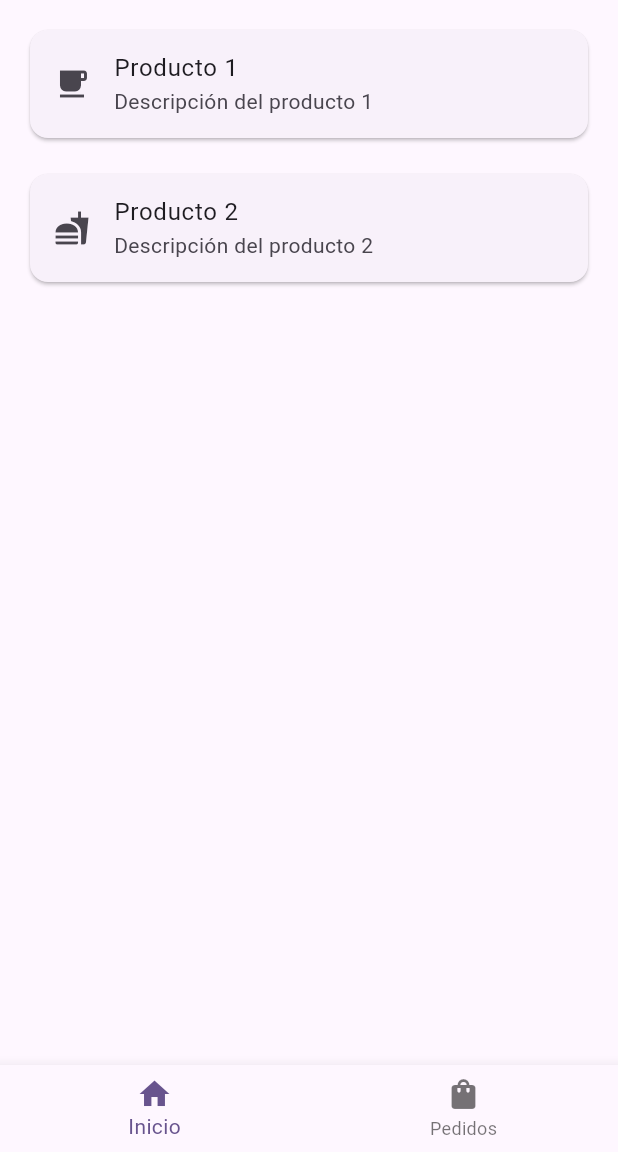
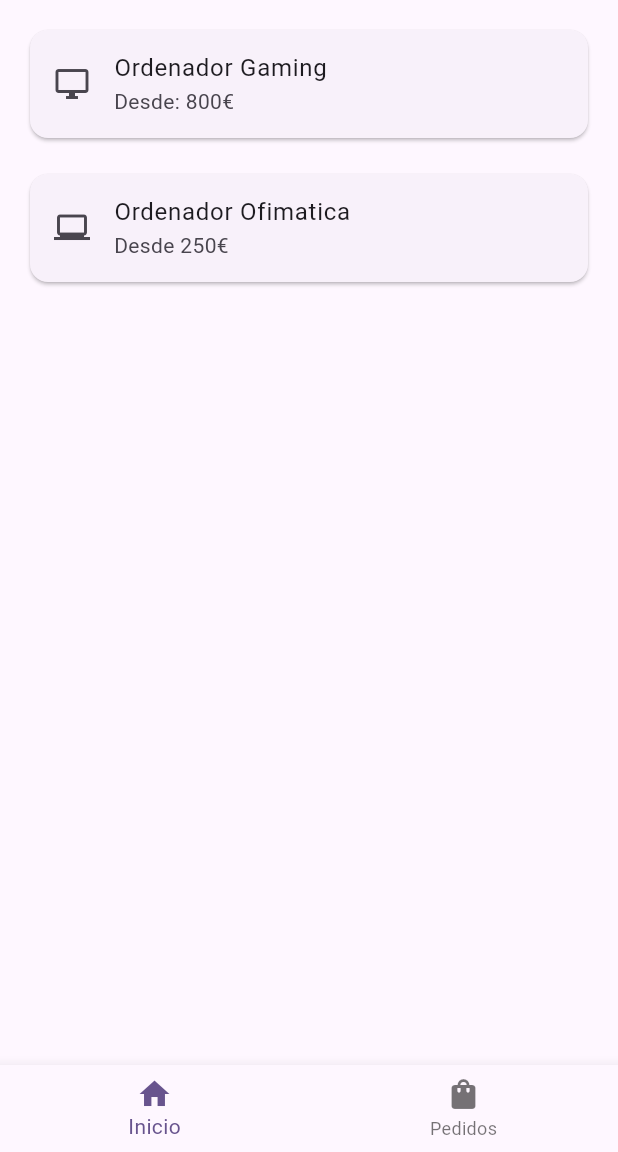
Before and after one commit to AlexMr08/practica4, a Flutter app: the screen it shows after launch, on a phone screen of 412 x 824 dp, the part 84-1236 px from its top. Run offline on Flutter 3.47's test engine with Material 3 defaults, Android fonts, the phone set to English and light mode, and no system bars.

Commit message:
He cambiado los iconos y he añadido las variaciones entre el ordenador de ofimatica y el gaming. He creado una clase ordenador, es la clase que usaremos tanto en el builder como en el decorator (el decorador añade un atributo descuento). Las piezas estaran dentro del json del ordenador, pero no hace falta que tengan su propia "tabla"

```diff
--- a/lib/main.dart
+++ b/lib/main.dart
@@ -32,10 +32,7 @@ class MyHomePage extends StatefulWidget {
 class _MyHomePageState extends State<MyHomePage> {
   int _paginaActual = 0;
 
-  final List<Widget> _pages = [
-    InicioPage(),
-    Center(child: Text('Pedidos', style: TextStyle(fontSize: 24))),
-  ];
+  final List<Widget> _pages = [InicioPage(), PedidosPage()];
 
   @override
   Widget build(BuildContext context) {
@@ -45,12 +42,16 @@ class _MyHomePageState extends State<MyHomePage> {
         title: Text(widget.title),
       ),
       body: _pages[_paginaActual],
-      bottomNavigationBar: BottomNavigationBar(currentIndex: _paginaActual,
+      bottomNavigationBar: BottomNavigationBar(
+        currentIndex: _paginaActual,
         items: const [
           BottomNavigationBarItem(icon: Icon(Icons.home), label: "Inicio"),
-        BottomNavigationBarItem(icon: Icon(Icons.shopping_bag), label: "Pedidos"),
+          BottomNavigationBarItem(
+            icon: Icon(Icons.shopping_bag),
+            label: "Pedidos",
+          ),
         ],
-        onTap: (int index){
+        onTap: (int index) {
           setState(() {
             _paginaActual = index;
           });
@@ -77,23 +78,24 @@ class InicioPage extends StatelessWidget {
       padding: const EdgeInsets.all(16),
       children: [
         GestureDetector(
-          onTap: () => _navigateToPersonalizacion(context, 'Producto 1'),
+          onTap: () => _navigateToPersonalizacion(context, 'ordenador gaming'),
           child: Card(
             child: ListTile(
-              leading: Icon(Icons.local_cafe),
-              title: Text('Producto 1'),
-              subtitle: Text('Descripción del producto 1'),
+              leading: Icon(Icons.desktop_windows_outlined),
+              title: Text('Ordenador Gaming'),
+              subtitle: Text('Desde: 800€'),
             ),
           ),
         ),
         SizedBox(height: 16),
         GestureDetector(
-          onTap: () => _navigateToPersonalizacion(context, 'Producto 2'),
+          onTap:
+              () => _navigateToPersonalizacion(context, 'ordenador ofimatica'),
           child: Card(
             child: ListTile(
-              leading: Icon(Icons.fastfood),
-              title: Text('Producto 2'),
-              subtitle: Text('Descripción del producto 2'),
+              leading: Icon(Icons.laptop_windows_outlined),
+              title: Text('Ordenador Ofimatica'),
+              subtitle: Text('Desde 250€'),
             ),
           ),
         ),
@@ -114,47 +116,76 @@ class PedidosPage extends StatelessWidget {
 class PersonalizacionPage extends StatefulWidget {
   final String producto;
 
-  const PersonalizacionPage({Key? key, required this.producto}) : super(key: key);
+  const PersonalizacionPage({Key? key, required this.producto})
+    : super(key: key);
 
   @override
   _PersonalizacionPageState createState() => _PersonalizacionPageState();
 }
 
 class _PersonalizacionPageState extends State<PersonalizacionPage> {
-  String? _opcion1;
-  String? _opcion2;
-  String? _opcion3;
+  Pieza? _opcion1;
+  Pieza? _opcion2;
+  Pieza? _opcion3;
+  Pieza? _opcion4;
   int? _radioValue = 1;
 
   late OpcionesProducto opciones;
 
   final Map<String, OpcionesProducto> opcionesPorProducto = {
-    'Producto 1': OpcionesProducto(
-      icon: Icons.local_cafe,
-      opcion1: ['A', 'B', 'C'],
-      opcion2: ['A', 'B'],
-      opcion3: ['A','B']
+    'ordenador gaming': OpcionesProducto(
+      Icons.desktop_windows_outlined,
+      [
+        Pieza(id: 1, nombre: 'Ryzen 5 9600x', tipo: 'procesador', precio: 100),
+        Pieza(id: 2, nombre: 'Ryzen 7 9800x', tipo: 'procesador', precio: 300),
+        Pieza(id: 3, nombre: 'Ryzen 9 9900x', tipo: 'procesador', precio: 500),
+      ],
+      [
+        Pieza(id: 1, nombre: '16GB', tipo: 'RAM', precio: 100),
+        Pieza(id: 2, nombre: '32GB', tipo: 'RAM', precio: 150),
+      ],
+      [
+        Pieza(id: 1, nombre: '500GB', tipo: 'almacenamientp', precio: 100),
+        Pieza(id: 2, nombre: '1TB', tipo: 'almacenamiento', precio: 100),
+      ],
+      [
+        Pieza(id: 1, nombre: 'RTX 5080', tipo: 'grafica', precio: 300),
+        Pieza(id: 2, nombre: 'RX 9070XT', tipo: 'grafica', precio: 250),
+      ],
     ),
-    'Producto 2': OpcionesProducto(
-      icon: Icons.fastfood,
-      opcion1: ['A', 'B'],
-      opcion2: ['A', 'B'],
-      opcion3: ['A', 'B', 'C'],
-    )
+    'ordenador ofimatica': OpcionesProducto(
+      Icons.laptop_windows_outlined,
+      [
+        Pieza(id: 1, nombre: 'Ryzen 5 9600x', tipo: 'procesador', precio: 100),
+        Pieza(id: 2, nombre: 'Ryzen 5 9600x', tipo: 'procesador', precio: 100),
+        Pieza(id: 3, nombre: 'Ryzen 5 9600x', tipo: 'procesador', precio: 100),
+      ],
+      [
+        Pieza(id: 1, nombre: '16GB', tipo: 'RAM', precio: 100),
+        Pieza(id: 2, nombre: '32GB', tipo: 'RAM', precio: 100),
+      ],
+      [
+        Pieza(id: 1, nombre: '500GB', tipo: 'almacenamientp', precio: 100),
+        Pieza(id: 2, nombre: '1TB', tipo: 'almacenamiento', precio: 100),
+      ],
+        [Pieza(id: 1, nombre: 'integrada', tipo: 'grafica', precio: 0)]
+    ),
   };
 
   @override
   void initState() {
     super.initState();
     opciones = opcionesPorProducto[widget.producto]!;
+    _opcion1 = opciones.opcion1[0];
+    _opcion2 = opciones.opcion2[0];
+    _opcion3 = opciones.opcion3[0];
+    _opcion4 = opciones.opcion4[0];
   }
 
   @override
   Widget build(BuildContext context) {
     return Scaffold(
-      appBar: AppBar(
-        title: Text('Personalizar ${widget.producto}'),
-      ),
+      appBar: AppBar(title: Text('Personalizar ${widget.producto}')),
       body: Padding(
         padding: const EdgeInsets.all(16.0),
         child: Column(
@@ -172,8 +203,8 @@ class _PersonalizacionPageState extends State<PersonalizacionPage> {
                 ],
               ),
             ),
-            Text('Opción 1'),
-            DropdownButton<String>(
+            Text('Procesador'),
+            DropdownButton<Pieza>(
               value: _opcion1,
               hint: Text('Selecciona una opción'),
               isExpanded: true,
@@ -182,34 +213,36 @@ class _PersonalizacionPageState extends State<PersonalizacionPage> {
                   _opcion1 = value;
                 });
               },
-              items: opciones.opcion1.map((opcion) {
+              items:
+                  opciones.opcion1.map((opcion) {
                     return DropdownMenuItem(
                       value: opcion,
-                  child: Text(opcion),
+                      child: Text(opcion.nombre),
                     );
                   }).toList(),
             ),
             SizedBox(height: 16),
-            Text('Opción 2'),
-            DropdownButton<String>(
+            Text('Memoria RAM'),
+            DropdownButton<Pieza>(
               value: _opcion2,
               hint: Text('Selecciona una opción'),
-              isExpanded: true,
+              isExpanded: false,
               onChanged: (value) {
                 setState(() {
                   _opcion2 = value;
                 });
               },
-              items: opciones.opcion2.map((opcion) {
+              items:
+                  opciones.opcion2.map((opcion) {
                     return DropdownMenuItem(
                       value: opcion,
-                  child: Text(opcion),
+                      child: Text(opcion.nombre),
                     );
                   }).toList(),
             ),
             SizedBox(height: 16),
-            Text('Opción 3'),
-            DropdownButton<String>(
+            Text('Almacenamiento'),
+            DropdownButton<Pieza>(
               value: _opcion3,
               hint: Text('Selecciona una opción'),
               isExpanded: true,
@@ -218,10 +251,31 @@ class _PersonalizacionPageState extends State<PersonalizacionPage> {
                   _opcion3 = value;
                 });
               },
-              items: opciones.opcion3.map((opcion) {
+              items:
+                  opciones.opcion3.map((opcion) {
                     return DropdownMenuItem(
                       value: opcion,
-                  child: Text(opcion),
+                      child: Text(opcion.nombre),
+                    );
+                  }).toList(),
+            ),
+            if (widget.producto == 'ordenador gaming') SizedBox(height: 16),
+            if (widget.producto == 'ordenador gaming') Text('Tarjeta grafica'),
+            if (widget.producto == 'ordenador gaming')
+              DropdownButton<Pieza>(
+                value: _opcion4,
+                hint: Text('Selecciona una opción'),
+                isExpanded: true,
+                onChanged: (value) {
+                  setState(() {
+                    _opcion4 = value;
+                  });
+                },
+                items:
+                    opciones.opcion2.map((opcion) {
+                      return DropdownMenuItem(
+                        value: opcion,
+                        child: Text(opcion.nombre),
                       );
                     }).toList(),
               ),
@@ -267,11 +321,20 @@ class _PersonalizacionPageState extends State<PersonalizacionPage> {
               width: double.infinity,
               child: ElevatedButton(
                 onPressed: () {
+                  var ordenador;
+                  if(widget.producto == 'ordenador gaming' && _opcion1 != null && _opcion2 != null && _opcion3 != null && _opcion4 != null){
+                    ordenador = Ordenador(widget.producto, _opcion1!, _opcion2!, _opcion3!, _opcion3!);
+                  }else if(widget.producto == 'ordenador ofimatica' && _opcion1 != null && _opcion2 != null && _opcion3 != null){
+                    ordenador = Ordenador(widget.producto, _opcion1!, _opcion2!, _opcion3!, _opcion4!);
+                  }else{
+                    ScaffoldMessenger.of(
+                      context,
+                    ).showSnackBar(SnackBar(content: Text('No has seleccionado todos los componentes')));
+                  }
                   // Aquí puedes manejar el pedido
-                  ScaffoldMessenger.of(context).showSnackBar(
-                    SnackBar(content: Text('Pedido realizado'),
-                    ),
-                  );
+                  ScaffoldMessenger.of(
+                    context,
+                  ).showSnackBar(SnackBar(content: Text('Pedido realizado: '+ordenador.tipo)));
                   Navigator.pop(context);
                 },
                 child: Text('Realizar pedido'),
@@ -286,14 +349,61 @@ class _PersonalizacionPageState extends State<PersonalizacionPage> {
 
 class OpcionesProducto {
   final icon;
-  final List<String> opcion1;
-  final List<String> opcion2;
-  final List<String> opcion3;
+  final List<Pieza> opcion1;
+  final List<Pieza> opcion2;
+  final List<Pieza> opcion3;
+  final List<Pieza> opcion4;
 
-  OpcionesProducto({
-    required this.icon,
-    required this.opcion1,
-    required this.opcion2,
-    required this.opcion3,
+  OpcionesProducto(this.icon, this.opcion1, this.opcion2, this.opcion3, this.opcion4);
+}
+
+class Pieza {
+  final int id;
+  final String nombre;
+  final String tipo;
+  final double precio;
+
+  Pieza({
+    required this.id,
+    required this.nombre,
+    required this.tipo,
+    required this.precio,
   });
+
+  @override
+  bool operator ==(Object other) =>
+      identical(this, other) ||
+          other is Pieza && runtimeType == other.runtimeType && id == other.id;
 }
+
+class Ordenador {
+  final String tipo;
+  final Pieza procesador;
+  final Pieza memoria;
+  final Pieza almacenamiento;
+  final Pieza grafica;
+  double? precio;
+  bool pagado = false;
+
+
+
+  Ordenador(
+    this.tipo,
+    this.procesador,
+    this.memoria,
+    this.almacenamiento,
+    this.grafica,
+  );
+
+}
+
+/*
+class Pedido{
+  final int id;
+  final Ordenador ordenador;
+  //final int descuento;
+  bool pagado = false;
+
+  Pedido(this.id, this.ordenador, this.descuento, this.precioFinal);
+}
+ */
```
Lines whose indentation alone changed are shown as unchanged.
